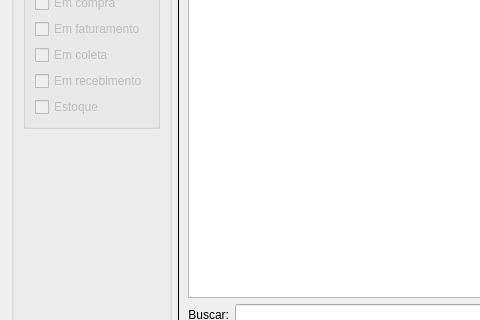
The window that ui/widgetcomprapendentes.ui (lellisls/ERP-STACCATO) describes before a commit, drawn with Qt 5; both pictures show x 0 to 480 and y 128 to 448 of the 758 by 565 pixel window.
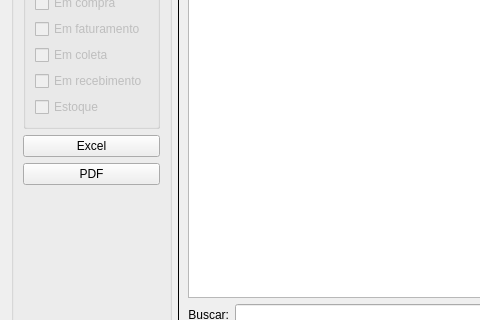
The same window after the commit. Custom widgets are drawn as their Qt base class.

```diff
--- a/ui/widgetcomprapendentes.ui
+++ b/ui/widgetcomprapendentes.ui
@@ -198,6 +198,13 @@
       <string>Filtros:</string>
      </property>
      <layout class="QGridLayout" name="gridLayout_35">
+      <item row="3" column="0">
+       <widget class="QPushButton" name="pushButtonExcel">
+        <property name="text">
+         <string>Excel</string>
+        </property>
+       </widget>
+      </item>
       <item row="1" column="0">
        <widget class="QGroupBox" name="groupBoxStatus">
         <property name="title">
@@ -283,7 +290,7 @@
         </layout>
        </widget>
       </item>
-      <item row="2" column="0">
+      <item row="5" column="0">
        <spacer name="verticalSpacer_6">
         <property name="orientation">
          <enum>Qt::Vertical</enum>
@@ -296,6 +303,13 @@
         </property>
        </spacer>
       </item>
+      <item row="4" column="0">
+       <widget class="QPushButton" name="pushButtonPDF">
+        <property name="text">
+         <string>PDF</string>
+        </property>
+       </widget>
+      </item>
      </layout>
     </widget>
    </item>
```
Left out of the diff: 3 changed lines with no effect on the pictures.
